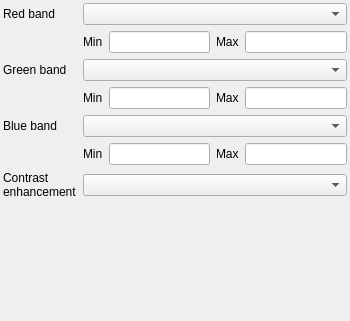
This is src/ui/qgsmultibandcolorrendererwidgetbase.ui in qgis/QGIS as Qt 5 draws it before an edit. The edited form follows.
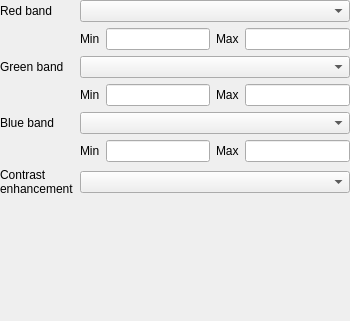
This is the edited form. Custom widgets are drawn as their Qt base class.

```diff
--- a/src/ui/qgsmultibandcolorrendererwidgetbase.ui
+++ b/src/ui/qgsmultibandcolorrendererwidgetbase.ui
@@ -15,16 +15,16 @@
   </property>
   <layout class="QVBoxLayout" name="verticalLayout">
    <property name="leftMargin">
-    <number>3</number>
+    <number>0</number>
    </property>
    <property name="topMargin">
-    <number>3</number>
+    <number>0</number>
    </property>
    <property name="rightMargin">
-    <number>3</number>
+    <number>0</number>
    </property>
    <property name="bottomMargin">
-    <number>3</number>
+    <number>0</number>
    </property>
    <item>
     <layout class="QGridLayout" name="gridLayout">
```
